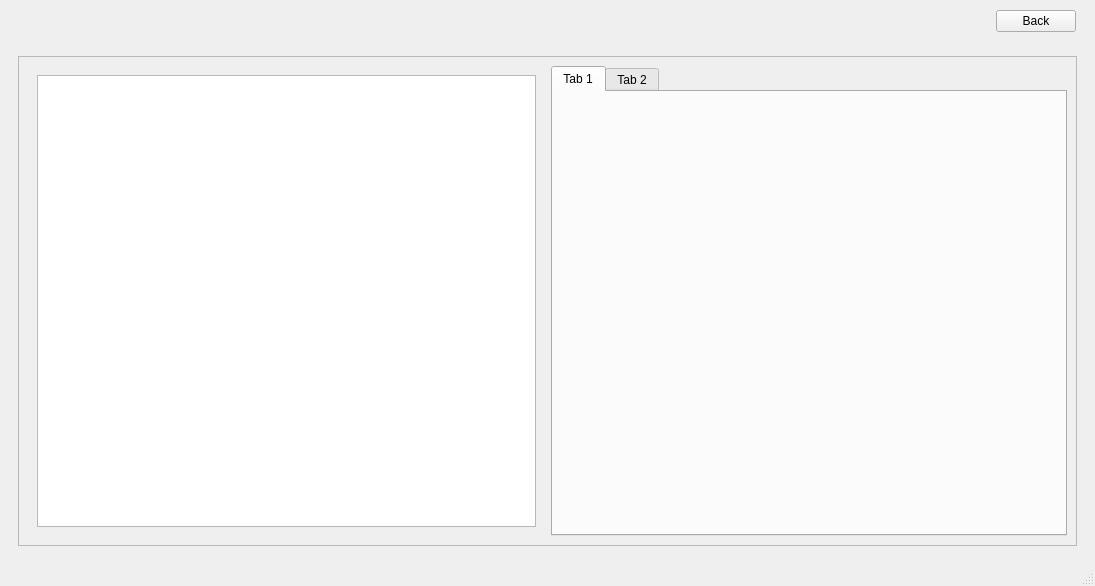
Above: app/ui/mainwindow.ui from mandmit/SurvivorsQuest before the change. Below: the same form after it.
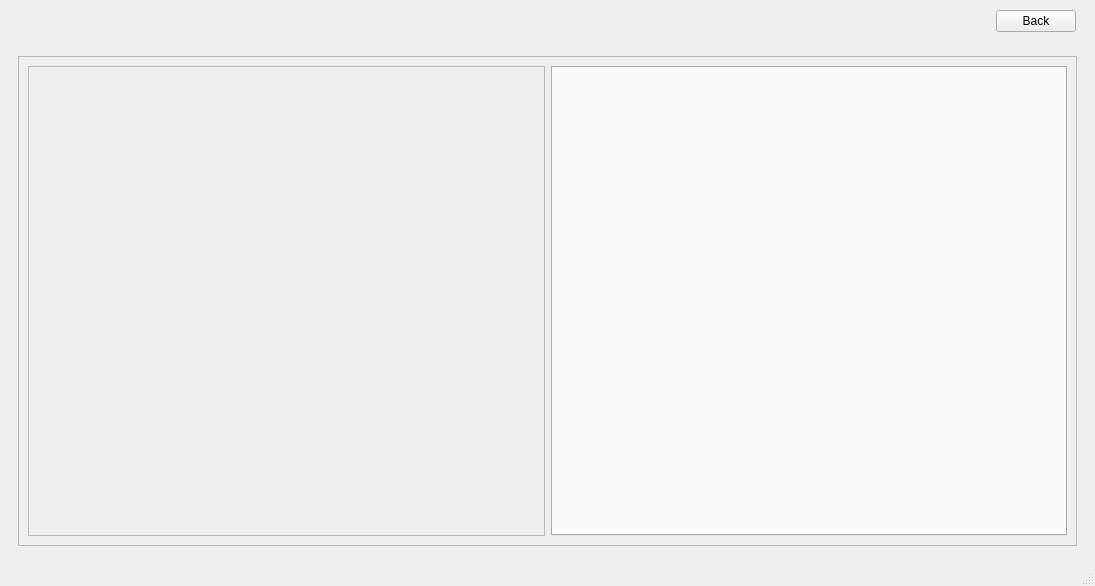
That is the form after the change. The open tabs and pages were chosen to show the change.

Commit message: Changed class name PlayerInfoWindow -> PlayerInfoWidget. Added functionality for starting session on server (with call to clients). Filling players entries with randomized data and sending it to clients-owners. Fixed naming of variables and functions.

```diff
--- a/app/ui/mainwindow.ui
+++ b/app/ui/mainwindow.ui
@@ -530,10 +530,23 @@
           </property>
           <layout class="QHBoxLayout" name="horizontalLayout">
            <item>
-            <widget class="QWidget" name="widget" native="true">
-             <layout class="QHBoxLayout" name="horizontalLayout_3">
+            <widget class="QFrame" name="localPlayerFrame">
+             <property name="frameShape">
+              <enum>QFrame::Shape::StyledPanel</enum>
+             </property>
+             <property name="frameShadow">
+              <enum>QFrame::Shadow::Raised</enum>
+             </property>
+             <layout class="QVBoxLayout" name="verticalLayout_5">
               <item>
-               <widget class="QTableWidget" name="localPlayerWidgetTable"/>
+               <widget class="QWidget" name="localPlayerWidget" native="true">
+                <property name="sizePolicy">
+                 <sizepolicy hsizetype="Expanding" vsizetype="Expanding">
+                  <horstretch>0</horstretch>
+                  <verstretch>0</verstretch>
+                 </sizepolicy>
+                </property>
+               </widget>
               </item>
              </layout>
             </widget>
@@ -552,16 +565,6 @@
              <property name="currentIndex">
               <number>0</number>
              </property>
-             <widget class="QWidget" name="Player_1">
-              <attribute name="title">
-               <string>Tab 1</string>
-              </attribute>
-             </widget>
-             <widget class="QWidget" name="Player_2">
-              <attribute name="title">
-               <string>Tab 2</string>
-              </attribute>
-             </widget>
             </widget>
            </item>
           </layout>
```
Left out of the diff: 4 changed lines with no effect on the pictures. The commit also changes 18 other files.
